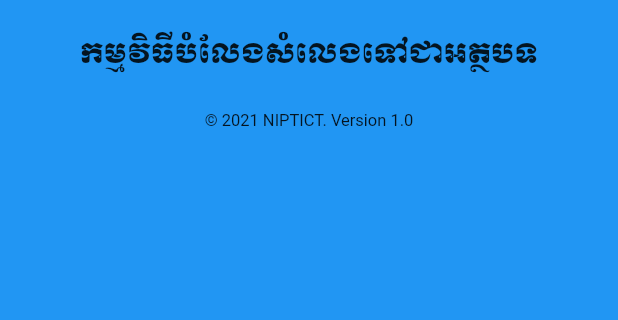
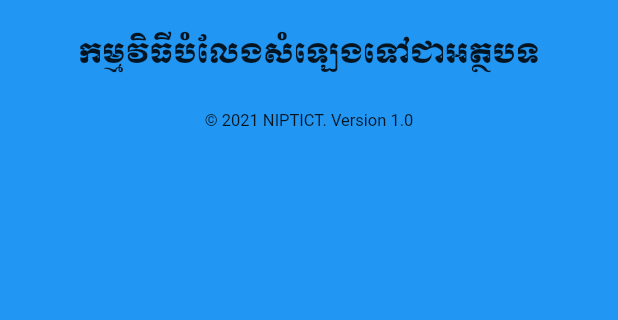
Before and after one commit to maohieng/kh-asr-mobile, a Flutter app: the first screen one second after launch, on a phone screen of 412 x 824 dp, the part 611-931 px from its top. Run offline on Flutter 3.47's test engine with Material 2 defaults, Android fonts, the light colour scheme and no system bars; our stand-ins replace file_picker, fluttertoast, permission_handler; missing offline and left inert: chunked_stream, clipboard, flutter_sound.

Commit message:
refactor screen

```diff
--- a/lib/ui/AnimationScreen.dart
+++ b/lib/ui/AnimationScreen.dart
@@ -76,7 +76,7 @@ class _AnimationScreenState extends State<AnimationScreen>
                       SizedBox(
                         height: 20,
                       ),
-                      Text('កម្មវិធីបំលែងសំលេងទៅជាអត្ថបទ',
+                      Text('កម្មវិធីបំលែងសំឡេងទៅជាអត្ថបទ',
                           style: TextStyle(fontFamily: "KhMuol", fontSize: 18)),
                       SizedBox(
                         height: 20,
--- a/lib/ui/widget/MainPage.dart
+++ b/lib/ui/widget/MainPage.dart
@@ -35,20 +35,20 @@ class _MainPageState extends State<MainPage> {
               ),
               ListTile(
                   leading: Icon(Icons.keyboard_voice, color: Colors.indigo),
-                  title: Text('បំលែងសំលេងនិយាយ'),
+                  title: Text('បំលែងសំឡេងនិយាយ'),
                   onTap: () {
                     setState(() {
-                      _titleBar = 'បំលែងសំលេងនិយាយទៅជាអត្ថបទ';
+                      _titleBar = 'បំលែងសំឡេងនិយាយទៅជាអត្ថបទ';
                       switch_screen = 1;
                     });
                     Navigator.of(context).pop();
                   }),
               ListTile(
                   leading: Icon(Icons.upload_file, color: Colors.indigo),
-                  title: Text('បំលែងឯកសារសំលេង'),
+                  title: Text('បំលែងឯកសារសំឡេង'),
                   onTap: () {
                     setState(() {
-                      _titleBar = 'បំលែងឯកសារសំលេងទៅជាអត្ថបទ';
+                      _titleBar = 'បំលែងឯកសារសំឡេងទៅជាអត្ថបទ';
                       switch_screen = 2;
                     });
                     Navigator.of(context).pop();
```
Also changed, not shown: lib/ui/VoiceUploadScreen.dart (+4 -4 lines).
